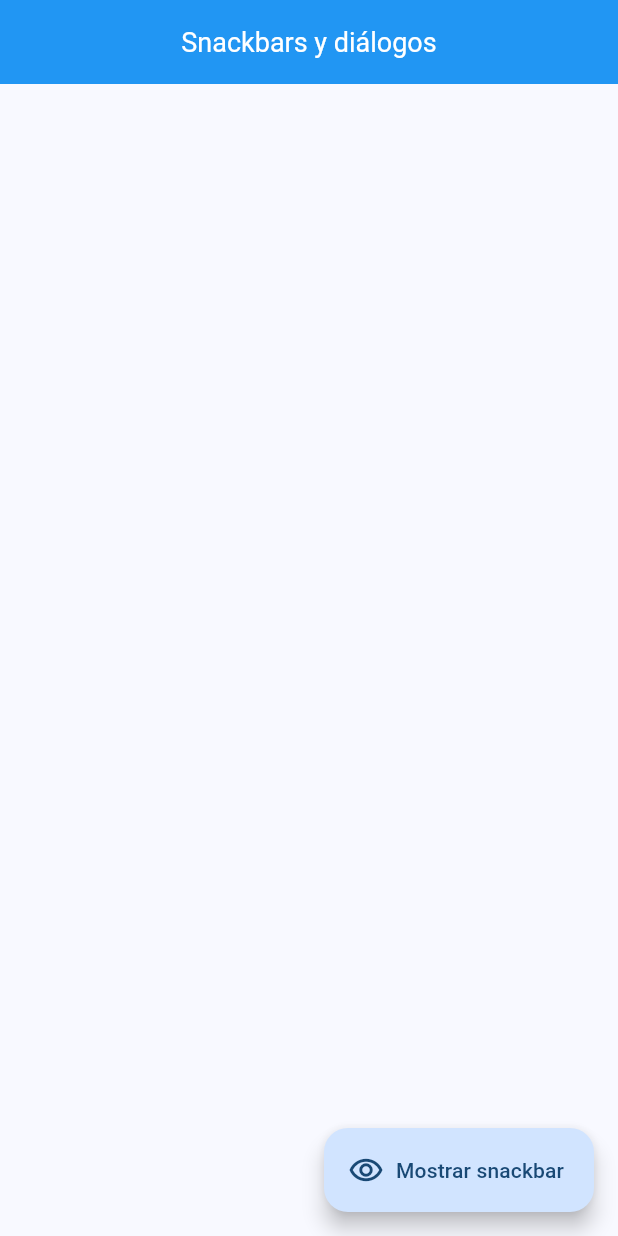
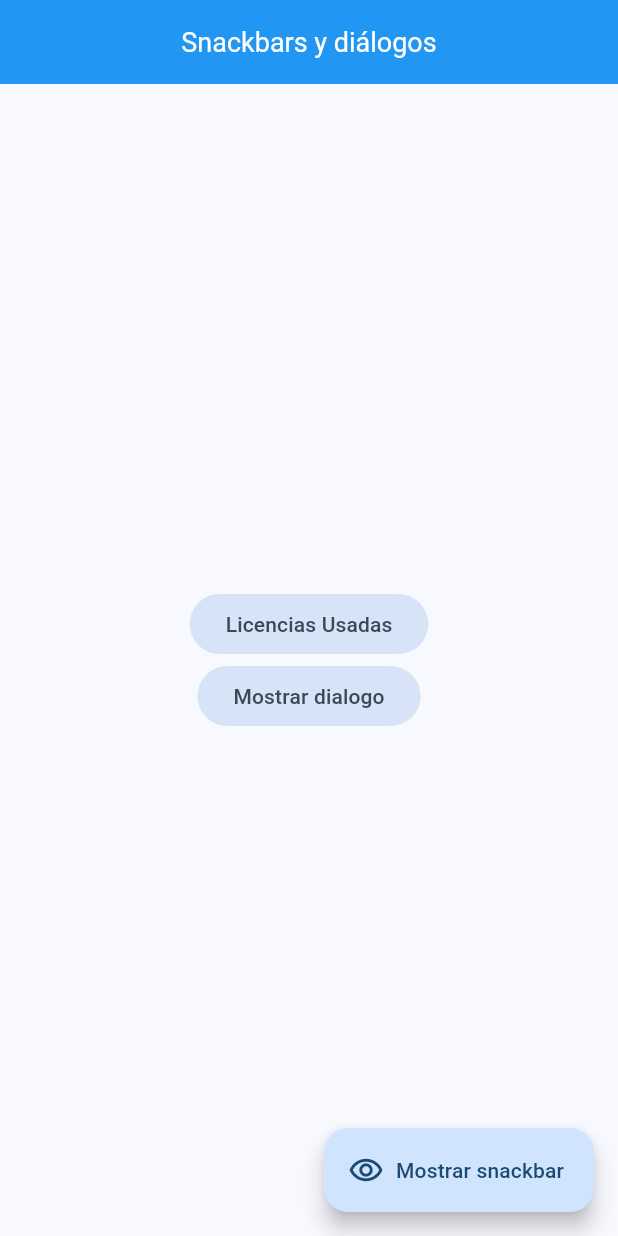
Before and after one commit to cadenaspm/widApp, a Flutter app: the SnackbarScreen screen opened by its route, on a phone screen of 412 x 824 dp. Run offline on Flutter 3.47's test engine with Material 3 defaults, Android fonts, the phone set to English and light mode, and no system bars; our stand-ins replace go_router.

Commit message:
working with dialogs

```diff
--- a/lib/main.dart
+++ b/lib/main.dart
@@ -12,6 +12,7 @@ class MainApp extends StatelessWidget {
   @override
   Widget build(BuildContext context) {
     return MaterialApp.router(
+      title: "Flutter widgets",
       debugShowCheckedModeBanner: false,
       theme: AppTheme(selectedColor: 2).getTheme(),
       routerConfig: appRouter,
--- a/lib/presentation/screens/snackbar/snackbar_screen.dart
+++ b/lib/presentation/screens/snackbar/snackbar_screen.dart
@@ -20,6 +20,10 @@ class SnackbarScreen extends StatelessWidget {
     ScaffoldMessenger.of(ctx).showSnackBar(snackbar);
   }
 
+  void openDialog(BuildContext ctx){
+
+  }
+
   @override
   Widget build(BuildContext context) {
     return Scaffold(
@@ -31,6 +35,29 @@ class SnackbarScreen extends StatelessWidget {
         label: Text('Mostrar snackbar'),
         icon: const Icon(Icons.remove_red_eye_outlined),
       ),
+      body: Center(
+        child: Column(
+          mainAxisAlignment: MainAxisAlignment.center,
+          children: [
+            FilledButton.tonal(
+              onPressed: (){
+                showAboutDialog(
+                  context: context,
+                  children: [
+                   Text(' Labore incididunt ipsum dolore pariatur sint. Amet sint consequat laborum sint irure dolor elit quis sunt. Anim reprehenderit velit nostrud sint cillum eiusmod. Incididunt anim eu ut enim mollit ex adipisicing do nostrud anim ipsum. Culpa elit eiusmod ea enim ipsum reprehenderit ex culpa cupidatat fugiat dolor nostrud non Lorem. Tempor qui eiusmod proident non.')
+                  ]
+                );
+              },
+              child: const Text('Licencias Usadas')
+            ),
+
+            FilledButton.tonal(
+              onPressed: (){},
+              child: Text('Mostrar dialogo')
+            )
+          ],
+        ),
+      ),
     );
   }
 }
```
